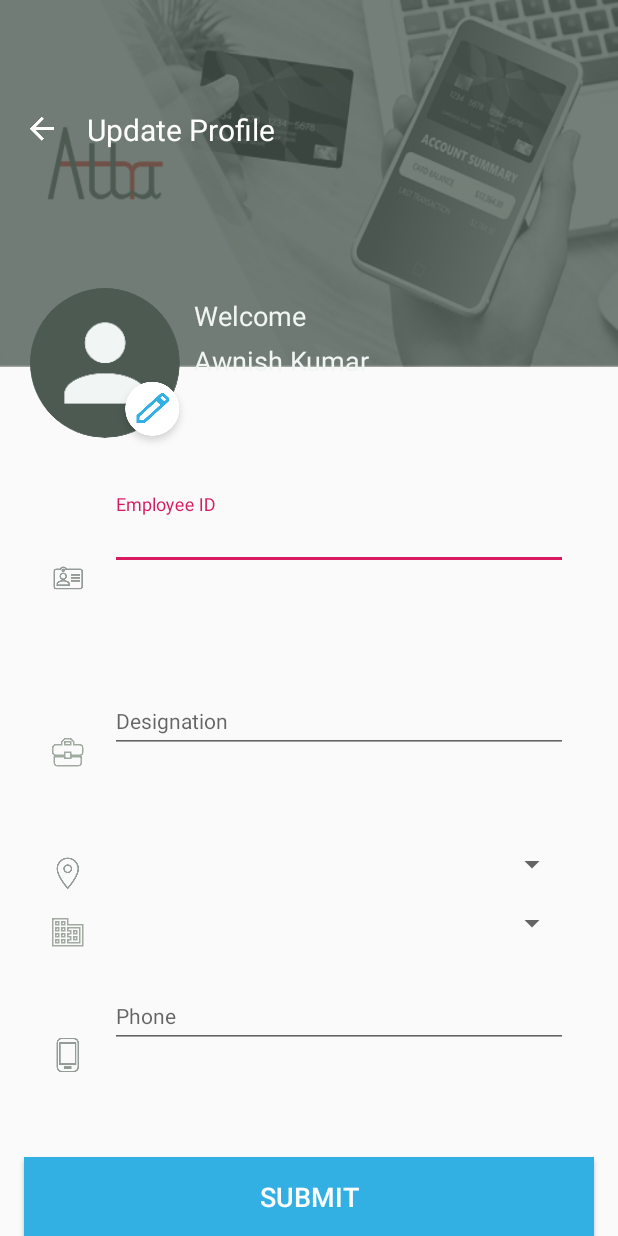
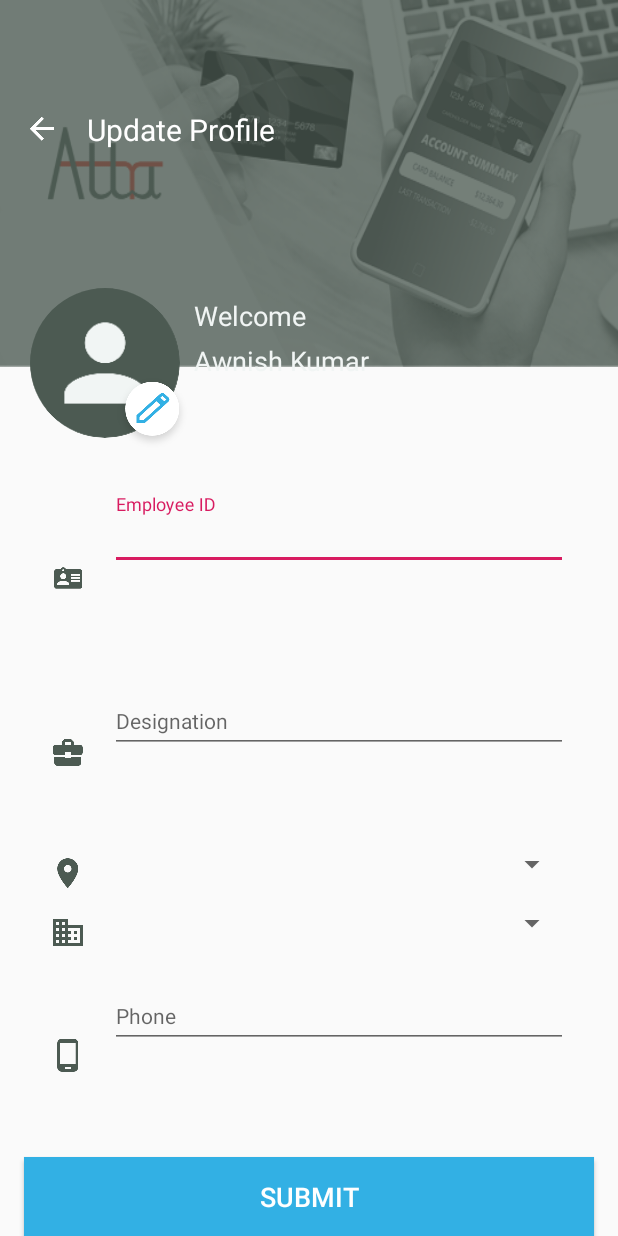
Before and after one commit to send2abhishek/attralive, an Android app: the UserDetailsActivity screen opened directly, with no data from a screen before it, on a phone screen of 412 x 824 dp. Run offline under Robolectric (Android 15) with nearby library versions, the phone set to English and light mode, and no system bars; our stand-ins replace CircleImageView; libraries missing offline, so code that uses them is left out: com.apollographql.apollo, com.theartofdev.edmodo, fr.ganfra.materialspinner; plain views replace MaterialSpinner; pictures from the network do not load; 4 statements that could not run were skipped.

Commit message:
Changed icons from line to fill.

```diff
--- a/app/src/main/res/layout/activity_user_details.xml
+++ b/app/src/main/res/layout/activity_user_details.xml
@@ -108,7 +108,7 @@
                         android:layout_gravity="center"
                         android:layout_width="wrap_content"
                         android:layout_height="wrap_content"
-                        android:src="@drawable/icon_empid_line"/>
+                        android:src="@drawable/icon_empid_fill"/>
                     <android.support.design.widget.TextInputLayout
                         android:layout_width="match_parent"
                         android:layout_height="wrap_content">
@@ -134,7 +134,7 @@
                         android:layout_gravity="center"
                         android:layout_width="wrap_content"
                         android:layout_height="wrap_content"
-                        android:src="@drawable/icon_desig_line"/>
+                        android:src="@drawable/icon_desig_fill"/>
                     <android.support.design.widget.TextInputLayout
                         android:layout_marginTop="10dp"
                         android:layout_width="match_parent"
@@ -186,7 +186,7 @@
                         android:layout_gravity="center"
                         android:layout_width="wrap_content"
                         android:layout_height="wrap_content"
-                        android:src="@drawable/icon_wrkloc_line"/>
+                        android:src="@drawable/icon_wrkloc_fill"/>
                     <fr.ganfra.materialspinner.MaterialSpinner
                         app:ms_thickness="0.5dp"
                         android:layout_marginLeft="16dp"
@@ -210,7 +210,7 @@
                         android:layout_gravity="center"
                         android:layout_width="wrap_content"
                         android:layout_height="wrap_content"
-                        android:src="@drawable/icon_bu_line"/>
+                        android:src="@drawable/icon_bu_fill"/>
                     <fr.ganfra.materialspinner.MaterialSpinner
                         app:ms_thickness="0.5dp"
                         android:layout_marginLeft="16dp"
@@ -235,7 +235,7 @@
                         android:layout_gravity="center"
                         android:layout_width="wrap_content"
                         android:layout_height="wrap_content"
-                        android:src="@drawable/icon_phone_line"/>
+                        android:src="@drawable/icon_phone_fill"/>
                     <android.support.design.widget.TextInputLayout
                         android:layout_width="match_parent"
                         android:layout_height="wrap_content">
```
